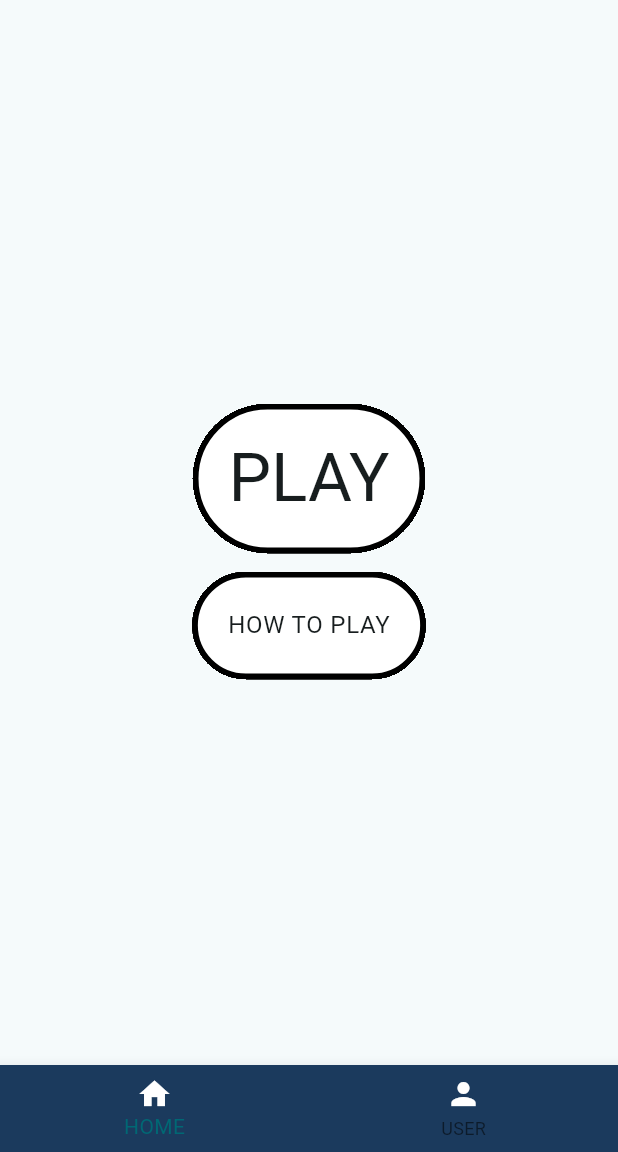
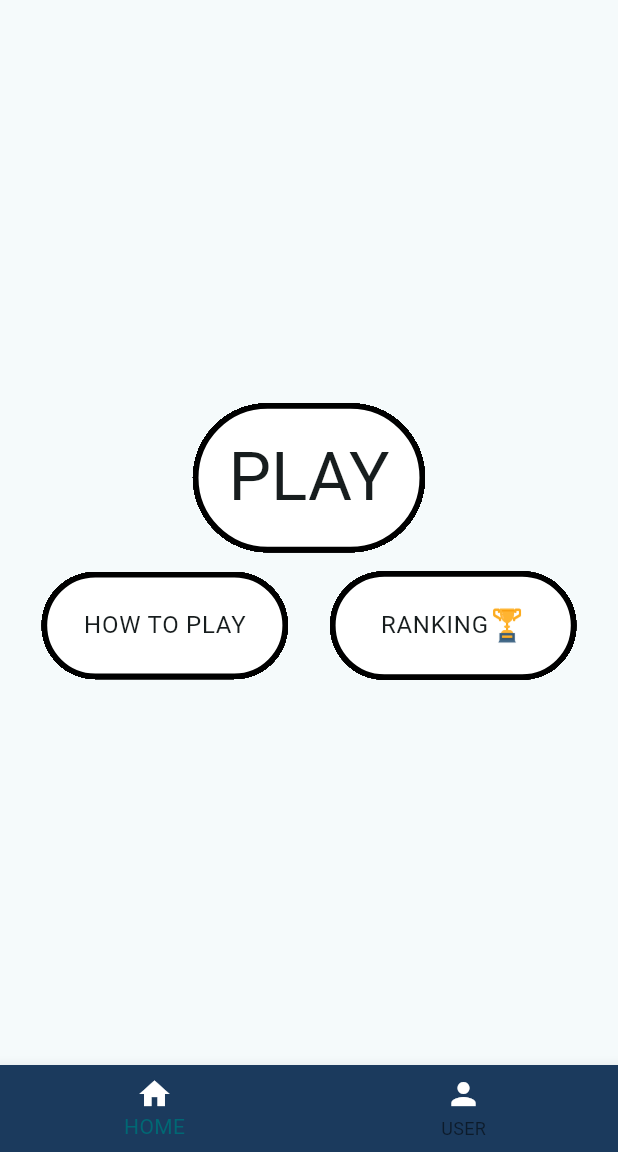
Before and after one commit to bogbrz/brain_check, a Flutter app: the screen it shows once a user with an empty profile is signed in, on a phone screen of 412 x 824 dp, the part 84-1236 px from its top. Run offline on Flutter 3.47's test engine with Material 3 defaults, Android fonts, the phone set to English and light mode, and no system bars; our stand-ins replace bloc, cloud_firestore, dio, firebase_auth, firebase_core, flutter_bloc and 6 more; accounts and stored records are empty; generated files the repository leaves out were written again.

Commit message:
Implement ranking Page

```diff
--- a/lib/features/pages/difficulty_page.dart
+++ b/lib/features/pages/difficulty_page.dart
@@ -68,7 +68,7 @@ class _DifficultyPageState extends State<DifficultyPage> {
                             Expanded(
                               child: Text(
                                   choosedDifficulty.isEmpty
-                                      ? "Choose difficulty: not choosed."
+                                      ? "Choose difficulty: not choosen."
                                       : choosedDifficulty == null.toString()
                                           ? "Choose difficulty: random."
                                           : "Choose difficulty: $choosedDifficulty.",
@@ -82,7 +82,7 @@ class _DifficultyPageState extends State<DifficultyPage> {
                           children: [
                             Text(
                                 questionsNumber == null
-                                    ? "Amount: not choosed."
+                                    ? "Amount: not choosen."
                                     : questionsNumber == 0
                                         ? "Amount: Survival."
                                         : "Amount: $questionsNumber.",
--- a/lib/features/pages/home_page.dart
+++ b/lib/features/pages/home_page.dart
@@ -1,5 +1,6 @@
 import 'package:brain_check/app/global%20cubit/cubit/user_page_cubit.dart';
 import 'package:brain_check/features/pages/categories_page/categories_page.dart';
+import 'package:brain_check/features/pages/ranking_page/ranking_page.dart';
 
 import 'package:brain_check/features/pages/settings_page/settings_page.dart';
 
@@ -81,6 +82,9 @@ class HomePage extends StatelessWidget {
               SizedBox(
                 height: 12,
               ),
+              Row(
+                mainAxisAlignment: MainAxisAlignment.spaceEvenly,
+                children: [
                   Material(
                     shape: OutlineInputBorder(
                         borderRadius: BorderRadius.circular(100)),
@@ -88,6 +92,8 @@ class HomePage extends StatelessWidget {
                     child: InkWell(
                       onTap: () {},
                       child: Container(
+                        alignment: Alignment.center,
+                        width: MediaQuery.of(context).size.width * 0.4,
                         padding: EdgeInsets.all(20),
                         decoration: BoxDecoration(
                             color: Colors.white,
@@ -98,6 +104,40 @@ class HomePage extends StatelessWidget {
                       ),
                     ),
                   ),
+                  Material(
+                    shape: OutlineInputBorder(
+                        borderRadius: BorderRadius.circular(100)),
+                    clipBehavior: Clip.hardEdge,
+                    child: InkWell(
+                      onTap: () {
+                        Navigator.of(context).push(MaterialPageRoute(
+                            builder: (context) => RankingPage()));
+                      },
+                      child: Container(
+                        width: MediaQuery.of(context).size.width * 0.4,
+                        padding: EdgeInsets.all(20),
+                        decoration: BoxDecoration(
+                            color: Colors.white,
+                            borderRadius: BorderRadius.circular(100),
+                            border: Border.all(width: 4, color: Colors.black)),
+                        child: Row(
+                          mainAxisAlignment: MainAxisAlignment.center,
+                          children: [
+                            Text("RANKING",
+                                style: Theme.of(context).textTheme.bodyLarge),
+                            Image(
+                              image: AssetImage(
+                                "images/trophy.png",
+                              ),
+                              width: 25,
+                            )
+                          ],
+                        ),
+                      ),
+                    ),
+                  ),
+                ],
+              ),
             ],
           );
         },
--- /dev/null
+++ b/lib/features/pages/ranking_page/cubit/ranking_page_state.dart
@@ -0,0 +1,6 @@
+part of 'ranking_page_cubit.dart';
+
+@freezed
+class RankingPageState with _$RankingPageState {
+  const factory RankingPageState({required String? errorMessage, required List<ProfileModel> profiles}) = _RankingPageState;
+}
--- a/lib/features/pages/settings_page/settings_page.dart
+++ b/lib/features/pages/settings_page/settings_page.dart
@@ -46,6 +46,9 @@ class SettingsPage extends StatelessWidget {
                       context.read<UserPageCubit>().addProfile(
                           nickName: controller.text,
                           email: user!.email.toString());
+                      context.read<UserPageCubit>().addProfileToGlobalRanking(
+                          nickName: controller.text,
+                          email: user!.email.toString());
                     },
                     child: Text("SET"))
               ],
--- a/pubspec.yaml
+++ b/pubspec.yaml
@@ -51,6 +51,7 @@ dependencies:
   firebase_core: ^2.24.2
   firebase_auth: ^4.16.0
   cloud_firestore: ^4.14.0
+  icon_forest: ^1.1.8
 
 
 dev_dependencies:
```
Also changed, not shown: lib/app/global cubit/cubit/user_page_cubit.dart (+8 -1 lines), lib/data_sources/ranking_data_source.dart (+24 -1 lines), lib/domain/repositories/ranking_repository.dart (+20 -1 lines), lib/features/pages/ranking_page/cubit/ranking_page_cubit.dart (added, +32 -0 lines), lib/features/pages/ranking_page/ranking_page.dart (added, +63 -0 lines), images/trophy.png (added), lib/app/injection_container.config.dart, lib/features/pages/ranking_page/cubit/ranking_page_cubit.freezed.dart (added), pubspec.lock, 5 other files. Lines whose indentation alone changed are shown as unchanged.
